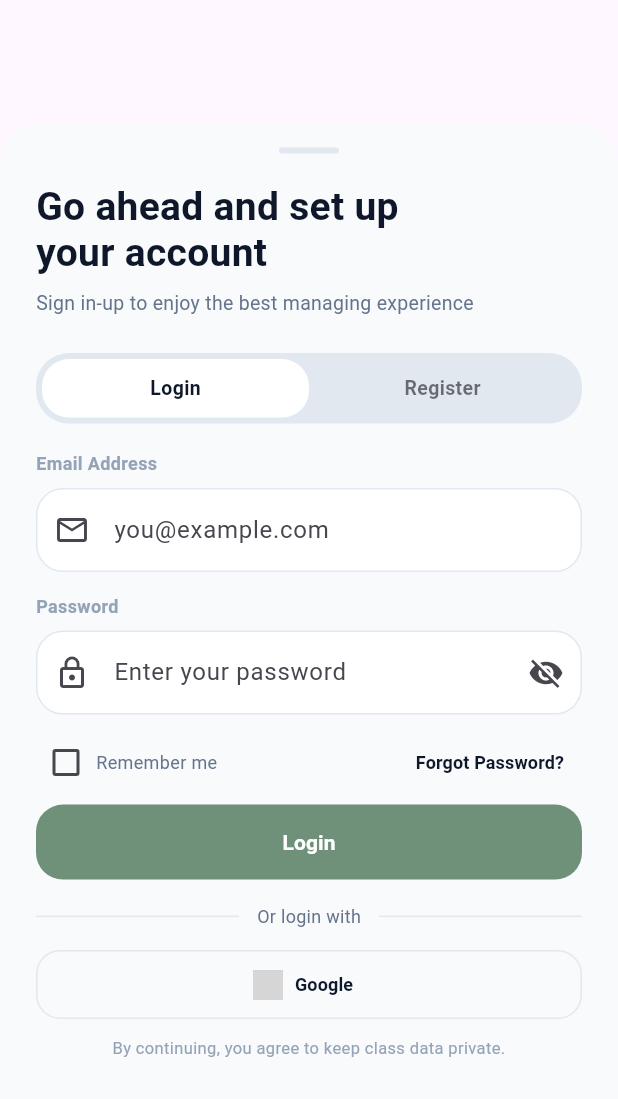
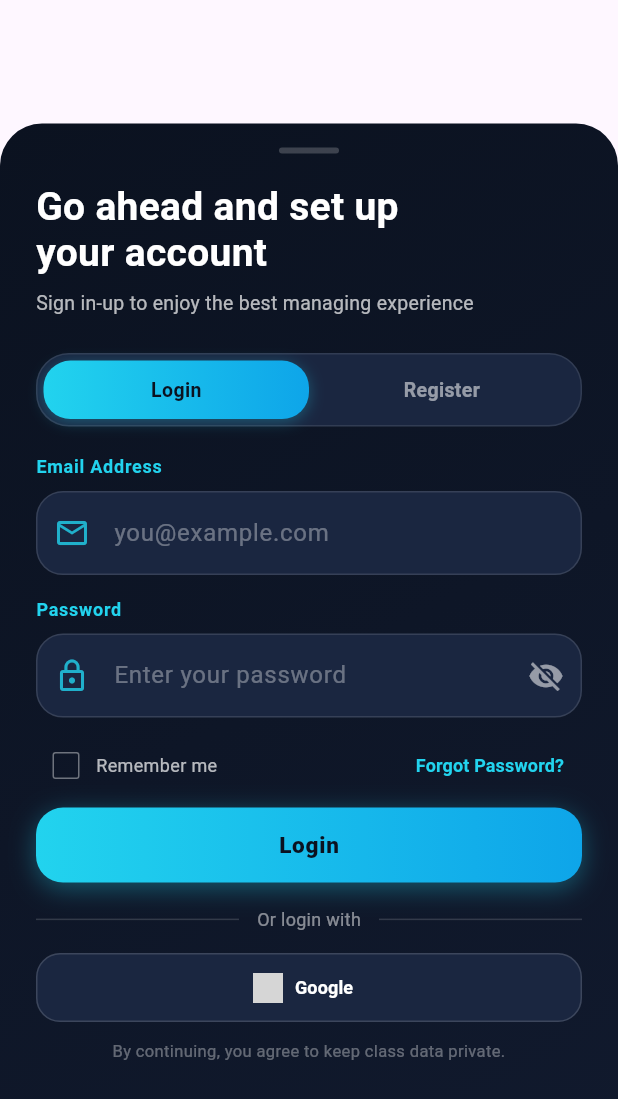
Before and after one commit to kalviumcommunity/S69-0226-NPS-Flutter-With-Firebase-TrackMyClass, a Flutter app: the _LoginModal widget shown alone on an empty page, opened directly, on a phone screen of 412 x 824 dp. Shown: the top 1099 px of the screen. Run offline on Flutter 3.47's test engine with Material 3 defaults, Android fonts, the phone set to English and light mode, and no system bars; our stand-ins replace cloud_firestore, firebase_auth, firebase_core; accounts and stored records are empty; network calls fail; grey boxes are pictures that could not be loaded.

Commit message:
Login and Register theme changed to match the app theme

```diff
--- a/trackmyclass/lib/screens/social_login_screen.dart
+++ b/trackmyclass/lib/screens/social_login_screen.dart
@@ -587,7 +587,10 @@ class _LoginModalState extends State<_LoginModal> {
 
   @override
   Widget build(BuildContext context) {
-    const cardBackground = Color(0xFFF8FAFC);
+    const backgroundTop = Color(0xFF0B1220);
+    const backgroundBottom = Color(0xFF111A2E);
+    const accent = Color(0xFF22D3EE);
+    const fieldBg = Color(0xFF1A2640);
     final isIos = Theme.of(context).platform == TargetPlatform.iOS;
     final keyboardPadding = MediaQuery.of(context).viewInsets.bottom;
 
@@ -598,7 +601,11 @@ class _LoginModalState extends State<_LoginModal> {
       builder: (context, scrollController) {
         return Container(
           decoration: const BoxDecoration(
-            color: cardBackground,
+            gradient: LinearGradient(
+              colors: [backgroundTop, backgroundBottom],
+              begin: Alignment.topLeft,
+              end: Alignment.bottomRight,
+            ),
             borderRadius: BorderRadius.vertical(top: Radius.circular(28)),
           ),
           child: SingleChildScrollView(
@@ -613,7 +620,7 @@ class _LoginModalState extends State<_LoginModal> {
                     width: 40,
                     height: 4,
                     decoration: BoxDecoration(
-                      color: const Color(0xFFE2E8F0),
+                      color: Colors.white.withOpacity(0.2),
                       borderRadius: BorderRadius.circular(2),
                     ),
                   ),
@@ -622,7 +629,7 @@ class _LoginModalState extends State<_LoginModal> {
                 const Text(
                   "Go ahead and set up\nyour account",
                   style: TextStyle(
-                    color: Color(0xFF0F172A),
+                    color: Colors.white,
                     fontSize: 26,
                     fontWeight: FontWeight.w700,
                     height: 1.2,
@@ -633,7 +640,7 @@ class _LoginModalState extends State<_LoginModal> {
                 const Text(
                   "Sign in-up to enjoy the best managing experience",
                   style: TextStyle(
-                    color: Color(0xFF64748B),
+                    color: Colors.white70,
                     fontSize: 13,
                     letterSpacing: 0.2,
                   ),
@@ -642,8 +649,11 @@ class _LoginModalState extends State<_LoginModal> {
                 Container(
                   padding: const EdgeInsets.all(4),
                   decoration: BoxDecoration(
-                    color: const Color(0xFFE2E8F0),
+                    color: const Color(0xFF1A2640),
                     borderRadius: BorderRadius.circular(22),
+                    border: Border.all(
+                      color: Colors.white.withOpacity(0.1),
+                    ),
                   ),
                   child: Row(
                     children: [
@@ -673,24 +683,27 @@ class _LoginModalState extends State<_LoginModal> {
                   const Text(
                     "Full Name",
                     style: TextStyle(
-                      color: Color(0xFF94A3B8),
+                      color: accent,
                       fontSize: 12,
                       fontWeight: FontWeight.w600,
+                      letterSpacing: 0.5,
                     ),
                   ),
                   const SizedBox(height: 8),
                   DecoratedBox(
                     decoration: BoxDecoration(
-                      color: Colors.white,
+                      color: fieldBg,
                       borderRadius: BorderRadius.circular(18),
-                      border: Border.all(color: const Color(0xFFE2E8F0)),
+                      border: Border.all(color: Colors.white.withOpacity(0.12)),
                     ),
                     child: TextField(
                       controller: _nameController,
                       keyboardType: TextInputType.name,
+                      style: const TextStyle(color: Colors.white),
                       decoration: InputDecoration(
                         hintText: "Enter your full name",
-                        prefixIcon: const Icon(Icons.person_outline),
+                        hintStyle: TextStyle(color: Colors.white.withOpacity(0.35)),
+                        prefixIcon: Icon(Icons.person_outline, color: accent.withOpacity(0.8)),
                         border: InputBorder.none,
                         contentPadding: const EdgeInsets.symmetric(
                           horizontal: 16,
@@ -703,23 +716,26 @@ class _LoginModalState extends State<_LoginModal> {
                   const Text(
                     "Subject",
                     style: TextStyle(
-                      color: Color(0xFF94A3B8),
+                      color: accent,
                       fontSize: 12,
                       fontWeight: FontWeight.w600,
+                      letterSpacing: 0.5,
                     ),
                   ),
                   const SizedBox(height: 8),
                   DecoratedBox(
                     decoration: BoxDecoration(
-                      color: Colors.white,
+                      color: fieldBg,
                       borderRadius: BorderRadius.circular(18),
-                      border: Border.all(color: const Color(0xFFE2E8F0)),
+                      border: Border.all(color: Colors.white.withOpacity(0.12)),
                     ),
                     child: TextField(
                       controller: _subjectController,
+                      style: const TextStyle(color: Colors.white),
                       decoration: InputDecoration(
                         hintText: "e.g., Mathematics, Science",
-                        prefixIcon: const Icon(Icons.book_outlined),
+                        hintStyle: TextStyle(color: Colors.white.withOpacity(0.35)),
+                        prefixIcon: Icon(Icons.book_outlined, color: accent.withOpacity(0.8)),
                         border: InputBorder.none,
                         contentPadding: const EdgeInsets.symmetric(
                           horizontal: 16,
@@ -733,24 +749,27 @@ class _LoginModalState extends State<_LoginModal> {
                 const Text(
                   "Email Address",
                   style: TextStyle(
-                    color: Color(0xFF94A3B8),
+                    color: accent,
                     fontSize: 12,
                     fontWeight: FontWeight.w600,
+                    letterSpacing: 0.5,
                   ),
                 ),
                 const SizedBox(height: 8),
                 DecoratedBox(
                   decoration: BoxDecoration(
-                    color: Colors.white,
+                    color: fieldBg,
                     borderRadius: BorderRadius.circular(18),
-                    border: Border.all(color: const Color(0xFFE2E8F0)),
+                    border: Border.all(color: Colors.white.withOpacity(0.12)),
                   ),
                   child: TextField(
                     controller: _emailController,
                     keyboardType: TextInputType.emailAddress,
+                    style: const TextStyle(color: Colors.white),
                     decoration: InputDecoration(
                       hintText: "you@example.com",
-                      prefixIcon: const Icon(Icons.mail_outline),
+                      hintStyle: TextStyle(color: Colors.white.withOpacity(0.35)),
+                      prefixIcon: Icon(Icons.mail_outline, color: accent.withOpacity(0.8)),
                       border: InputBorder.none,
                       contentPadding: const EdgeInsets.symmetric(
                         horizontal: 16,
@@ -763,29 +782,33 @@ class _LoginModalState extends State<_LoginModal> {
                 const Text(
                   "Password",
                   style: TextStyle(
-                    color: Color(0xFF94A3B8),
+                    color: accent,
                     fontSize: 12,
                     fontWeight: FontWeight.w600,
+                    letterSpacing: 0.5,
                   ),
                 ),
                 const SizedBox(height: 8),
                 DecoratedBox(
                   decoration: BoxDecoration(
-                    color: Colors.white,
+                    color: fieldBg,
                     borderRadius: BorderRadius.circular(18),
-                    border: Border.all(color: const Color(0xFFE2E8F0)),
+                    border: Border.all(color: Colors.white.withOpacity(0.12)),
                   ),
                   child: TextField(
                     controller: _passwordController,
                     obscureText: _obscurePassword,
+                    style: const TextStyle(color: Colors.white),
                     decoration: InputDecoration(
                       hintText: "Enter your password",
-                      prefixIcon: const Icon(Icons.lock_outline),
+                      hintStyle: TextStyle(color: Colors.white.withOpacity(0.35)),
+                      prefixIcon: Icon(Icons.lock_outline, color: accent.withOpacity(0.8)),
                       suffixIcon: IconButton(
                         icon: Icon(
                           _obscurePassword
                               ? Icons.visibility_off
                               : Icons.visibility,
+                          color: Colors.white54,
                         ),
                         onPressed: () {
                           setState(() {
@@ -806,29 +829,33 @@ class _LoginModalState extends State<_LoginModal> {
                   const Text(
                     "Confirm Password",
                     style: TextStyle(
-                      color: Color(0xFF94A3B8),
+                      color: accent,
                       fontSize: 12,
                       fontWeight: FontWeight.w600,
+                      letterSpacing: 0.5,
                     ),
                   ),
                   const SizedBox(height: 8),
                   DecoratedBox(
                     decoration: BoxDecoration(
-                      color: Colors.white,
+                      color: fieldBg,
                       borderRadius: BorderRadius.circular(18),
-                      border: Border.all(color: const Color(0xFFE2E8F0)),
+                      border: Border.all(color: Colors.white.withOpacity(0.12)),
                     ),
                     child: TextField(
                       controller: _confirmPasswordController,
                       obscureText: _obscureConfirmPassword,
+                      style: const TextStyle(color: Colors.white),
                       decoration: InputDecoration(
                         hintText: "Re-enter your password",
-                        prefixIcon: const Icon(Icons.lock_outline),
+                        hintStyle: TextStyle(color: Colors.white.withOpacity(0.35)),
+                        prefixIcon: Icon(Icons.lock_outline, color: accent.withOpacity(0.8)),
                         suffixIcon: IconButton(
                           icon: Icon(
                             _obscureConfirmPassword
                                 ? Icons.visibility_off
                                 : Icons.visibility,
+                            color: Colors.white54,
                           ),
                           onPressed: () {
                             setState(() {
@@ -857,13 +884,15 @@ class _LoginModalState extends State<_LoginModal> {
                             _rememberMe = value ?? false;
                           });
                         },
-                        activeColor: const Color(0xFF0EA5A4),
+                        activeColor: accent,
+                        checkColor: const Color(0xFF0B1220),
+                        side: BorderSide(color: Colors.white.withOpacity(0.4)),
                         visualDensity: VisualDensity.compact,
                       ),
                       const Text(
                         "Remember me",
                         style: TextStyle(
-                          color: Color(0xFF64748B),
+                          color: Colors.white70,
                           fontSize: 12,
                         ),
                       ),
@@ -875,7 +904,7 @@ class _LoginModalState extends State<_LoginModal> {
                         child: const Text(
                           "Forgot Password?",
                           style: TextStyle(
-                            color: Color(0xFF0F172A),
+                            color: accent,
                             fontWeight: FontWeight.w600,
                             fontSize: 12,
                           ),
@@ -886,10 +915,30 @@ class _LoginModalState extends State<_LoginModal> {
                 const SizedBox(height: 4),
                 SizedBox(
                   height: 50,
+                  child: DecoratedBox(
+                    decoration: BoxDecoration(
+                      gradient: LinearGradient(
+                        colors: [
+                          accent,
+                          const Color(0xFF0EA5E9),
+                        ],
+                        begin: Alignment.centerLeft,
+                        end: Alignment.centerRight,
+                      ),
+                      borderRadius: BorderRadius.circular(18),
+                      boxShadow: [
+                        BoxShadow(
+                          color: accent.withOpacity(0.35),
+                          blurRadius: 14,
+                          offset: const Offset(0, 4),
+                        ),
+                      ],
+                    ),
                     child: ElevatedButton(
                       style: ElevatedButton.styleFrom(
-                      backgroundColor: const Color(0xFF6F917A),
-                      foregroundColor: Colors.white,
+                        backgroundColor: Colors.transparent,
+                        shadowColor: Colors.transparent,
+                        foregroundColor: const Color(0xFF0B1220),
                         elevation: 0,
                         shape: RoundedRectangleBorder(
                           borderRadius: BorderRadius.circular(18),
@@ -903,12 +952,17 @@ class _LoginModalState extends State<_LoginModal> {
                               child: CircularProgressIndicator(
                                 strokeWidth: 2,
                                 valueColor:
-                                  AlwaysStoppedAnimation<Color>(Colors.white),
+                                    AlwaysStoppedAnimation<Color>(Color(0xFF0B1220)),
                               ),
                             )
                           : Text(
                               _isLogin ? "Login" : "Register",
-                            style: const TextStyle(fontWeight: FontWeight.w700),
+                              style: const TextStyle(
+                                fontWeight: FontWeight.w800,
+                                fontSize: 15,
+                                letterSpacing: 0.5,
+                              ),
+                            ),
                     ),
                   ),
                 ),
@@ -918,15 +972,15 @@ class _LoginModalState extends State<_LoginModal> {
                     Expanded(
                       child: Container(
                         height: 1,
-                        color: const Color(0xFFE2E8F0),
+                        color: Colors.white.withOpacity(0.15),
                       ),
                     ),
-                    const Padding(
-                      padding: EdgeInsets.symmetric(horizontal: 12),
+                    Padding(
+                      padding: const EdgeInsets.symmetric(horizontal: 12),
                       child: Text(
                         "Or login with",
                         style: TextStyle(
-                          color: Color(0xFF64748B),
+                          color: Colors.white.withOpacity(0.5),
                           fontSize: 12,
                           letterSpacing: 0.2,
                         ),
@@ -935,7 +989,7 @@ class _LoginModalState extends State<_LoginModal> {
                     Expanded(
                       child: Container(
                         height: 1,
-                        color: const Color(0xFFE2E8F0),
+                        color: Colors.white.withOpacity(0.15),
                       ),
                     ),
                   ],
@@ -948,11 +1002,12 @@ class _LoginModalState extends State<_LoginModal> {
                         height: 46,
                         child: OutlinedButton.icon(
                           style: OutlinedButton.styleFrom(
+                            backgroundColor: const Color(0xFF1A2640),
                             shape: RoundedRectangleBorder(
                               borderRadius: BorderRadius.circular(16),
                             ),
-                            side: BorderSide(color: const Color(0xFFE2E8F0)),
-                            foregroundColor: const Color(0xFF0F172A),
+                            side: BorderSide(color: Colors.white.withOpacity(0.15)),
+                            foregroundColor: Colors.white,
                           ),
                           icon: Image.network(
                             "https://img.icons8.com/color/48/google-logo.png",
@@ -978,13 +1033,14 @@ class _LoginModalState extends State<_LoginModal> {
                           height: 46,
                           child: OutlinedButton.icon(
                             style: OutlinedButton.styleFrom(
+                              backgroundColor: const Color(0xFF1A2640),
                               shape: RoundedRectangleBorder(
                                 borderRadius: BorderRadius.circular(16),
                               ),
-                              side: BorderSide(color: const Color(0xFFE2E8F0)),
-                              foregroundColor: const Color(0xFF0F172A),
+                              side: BorderSide(color: Colors.white.withOpacity(0.15)),
+                              foregroundColor: Colors.white,
                             ),
-                            icon: const Icon(Icons.apple, size: 18),
+                            icon: const Icon(Icons.apple, size: 18, color: Colors.white),
                             label: const Text(
                               "Apple",
                               style: TextStyle(
@@ -1002,11 +1058,11 @@ class _LoginModalState extends State<_LoginModal> {
                   ],
                 ),
                 const SizedBox(height: 12),
-                const Text(
+                Text(
                   "By continuing, you agree to keep class data private.",
                   textAlign: TextAlign.center,
                   style: TextStyle(
-                    color: Color(0xFF94A3B8),
+                    color: Colors.white.withOpacity(0.35),
                     fontSize: 11,
                     height: 1.4,
                   ),
@@ -1024,6 +1080,7 @@ class _LoginModalState extends State<_LoginModal> {
     required bool isSelected,
     required VoidCallback onTap,
   }) {
+    const accent = Color(0xFF22D3EE);
     return Expanded(
       child: InkWell(
         onTap: onTap,
@@ -1032,14 +1089,30 @@ class _LoginModalState extends State<_LoginModal> {
           padding: const EdgeInsets.symmetric(vertical: 10),
           alignment: Alignment.center,
           decoration: BoxDecoration(
-            color: isSelected ? Colors.white : Colors.transparent,
+            gradient: isSelected
+                ? const LinearGradient(
+                    colors: [Color(0xFF22D3EE), Color(0xFF0EA5E9)],
+                    begin: Alignment.centerLeft,
+                    end: Alignment.centerRight,
+                  )
+                : null,
+            color: isSelected ? null : Colors.transparent,
             borderRadius: BorderRadius.circular(18),
+            boxShadow: isSelected
+                ? [
+                    BoxShadow(
+                      color: accent.withOpacity(0.3),
+                      blurRadius: 8,
+                      offset: const Offset(0, 2),
+                    ),
+                  ]
+                : null,
           ),
           child: Text(
             label,
             style: TextStyle(
-              color: isSelected ? const Color(0xFF0F172A) : Colors.black54,
-              fontWeight: FontWeight.w600,
+              color: isSelected ? const Color(0xFF0B1220) : Colors.white54,
+              fontWeight: FontWeight.w700,
               fontSize: 13,
             ),
           ),
```
Also changed, not shown: trackmyclass/pubspec.lock. Lines whose indentation alone changed are shown as unchanged.
